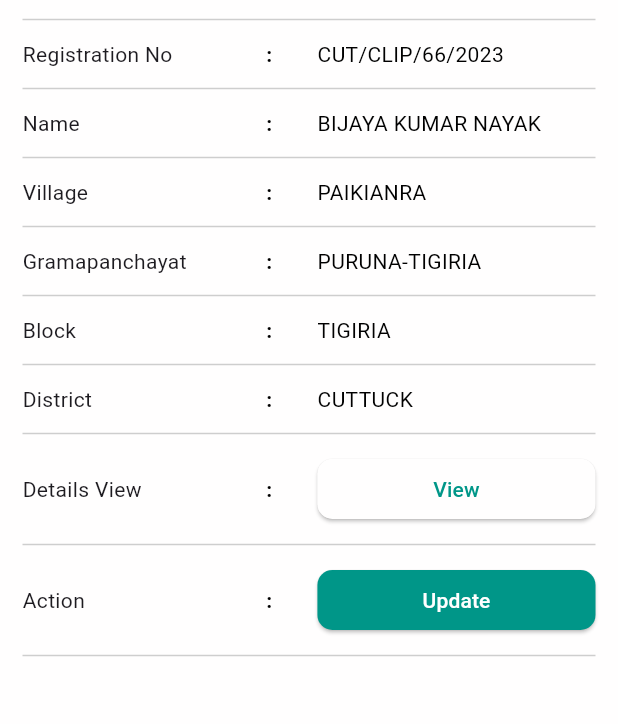
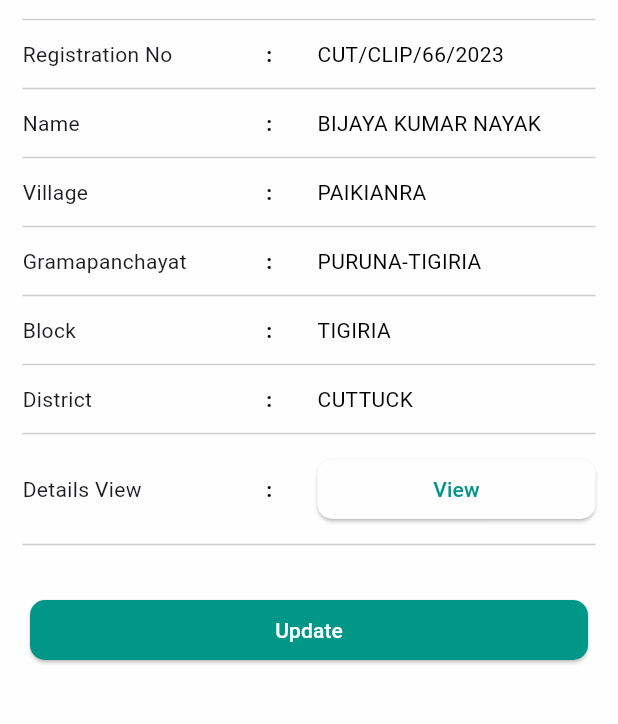
Before and after one commit to SubratDevop/OLIC, a Flutter app: the BeneficiaryInfoScreen screen opened directly with empty values, on a phone screen of 412 x 824 dp, the part 144-868 px from its top. Run offline on Flutter 3.47's test engine with Material 2 defaults, Android fonts, the phone set to English and light mode, and no system bars; our stand-ins replace flutter_speed_dial, get, google_fonts, icons_plus; missing offline and left inert: flutter_pdfview.

Commit message:
BenificiaryDetails_info/ Update Btn position modified

```diff
--- a/lib/main.dart
+++ b/lib/main.dart
@@ -20,10 +20,10 @@ class MyApp extends StatelessWidget {
       theme: ThemeData(useMaterial3: true),
       getPages: getPages,
 
-      initialRoute: "/PendingFeasibleScreen",
+      // initialRoute: "/PendingFeasibleScreen",
       // initialRoute: "/TotalProposalFeasibleScreen",
       // initialRoute: "/ProposalNotFeasibleScreen",
-      // initialRoute: "/Beneficiary_Details_Screen",
+      initialRoute: "/Beneficiary_Details_Screen",
       // initialRoute: "/FarmerRegistrationDetailsScreen",
       // home: Beneficiary_Details_Screen(),
     );
--- a/lib/screens/Beneficiary_Details/controller/benificiary_info_controller.dart
+++ b/lib/screens/Beneficiary_Details/controller/benificiary_info_controller.dart
@@ -3,10 +3,7 @@ import 'package:get/get.dart';
 import '../model/user_modal.dart';
 
 class BenificiaryInfoController extends GetxController {
-   List<User> users = [];
-
-
-
+  List<User> users = [];
 
   @override
   void onInit() {
--- a/lib/screens/Beneficiary_Details/screens/benificiary_info_screen.dart
+++ b/lib/screens/Beneficiary_Details/screens/benificiary_info_screen.dart
@@ -11,7 +11,7 @@ import '../controller/benificiary_info_controller.dart';
 
 class BeneficiaryInfoScreen extends StatelessWidget {
   int? index;
-  BeneficiaryInfoScreen({ this.index});
+  BeneficiaryInfoScreen({this.index});
 
   @override
   Widget build(BuildContext context) {
@@ -39,19 +39,35 @@ class BeneficiaryInfoScreen extends StatelessWidget {
               ],
             ),
 
-
-            infoWidget("Registration No", controller.users[index!].regiStrationNo),
+            infoWidget(
+                "Registration No", controller.users[index!].regiStrationNo),
             infoWidget("Name", controller.users[index!].name),
             infoWidget("Village", controller.users[index!].village),
-            infoWidget("Gramapanchayat", controller.users[index!].gramaPanchayat),
+            infoWidget(
+                "Gramapanchayat", controller.users[index!].gramaPanchayat),
             infoWidget("Block", controller.users[index!].block),
             infoWidget("District", controller.users[index!].district),
             infoWidget("Details View", controller.users[index!].detailsView),
-            infoWidget("Action", controller.users[index!].action),
+
+            // infoWidget("Action", controller.users[index!].action),
             Padding(
               padding: const EdgeInsets.symmetric(vertical: 5.0),
               child: Divider(
                 color: Colors.grey.withOpacity(0.5),
+              ),
+            ),
+            SizedBox(
+              height: 20,
+            ),
+
+            SizedBox(
+              width: ScreenSize.width(context) - 40,
+
+              child: Buttons(
+                onTapBtn: () {},
+                bgColor: Colors.teal,
+                text: 'Update',
+                textColor: Colors.white,
               ),
             ),
           ],
@@ -84,7 +100,8 @@ class BeneficiaryInfoScreen extends StatelessWidget {
               width: ScreenSize.width(Get.context!) * 0.45,
               child: details == "detailsView"
                   ? Buttons(
-                    onTapBtn: () => Get.to(const FarmerRegistrationDetailsScreen()),
+                      onTapBtn: () =>
+                          Get.to(const FarmerRegistrationDetailsScreen()),
                       text: "View",
                       bgColor: ColorGallery.white_color,
                       textColor: ColorGallery.primary_color)
```
